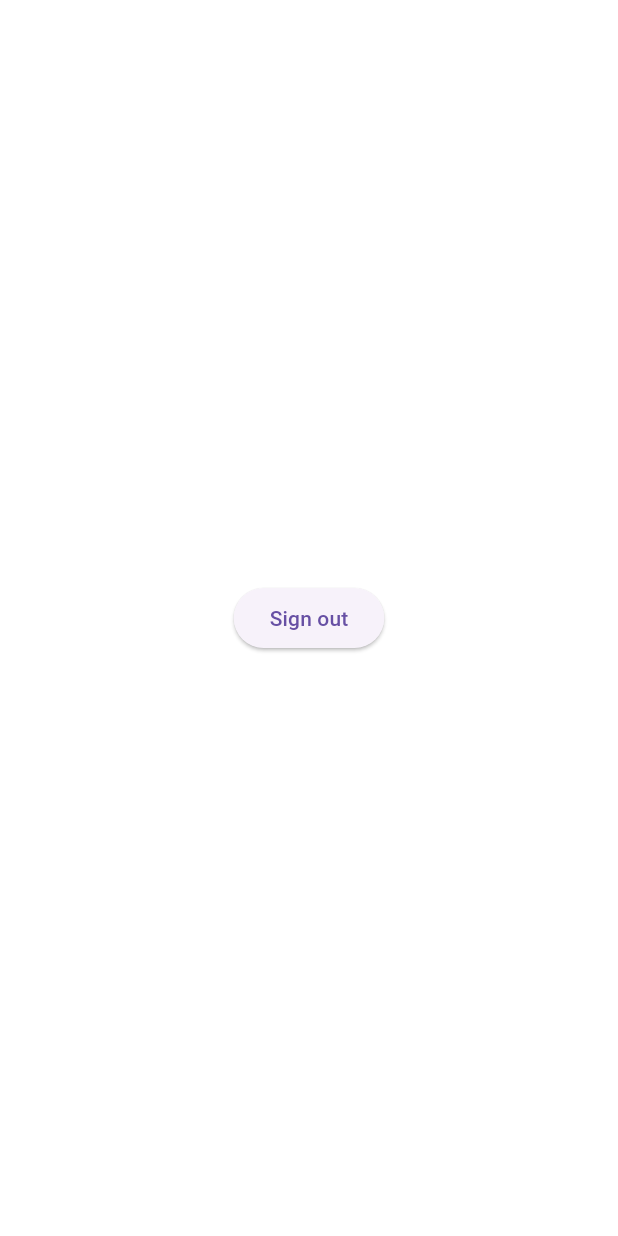
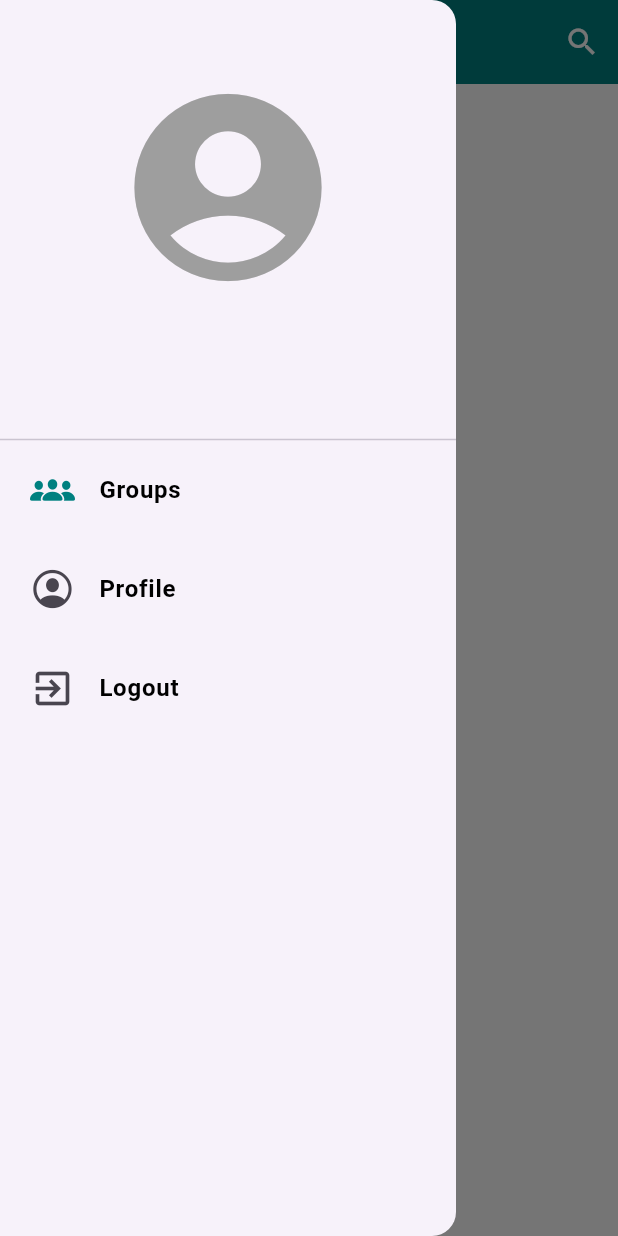
Before and after one commit to Sunichiii/dalal-app, a Flutter app: the HomePage screen opened directly, with the side drawer open (before the commit the screen has no drawer), on a phone screen of 412 x 824 dp. Run offline on Flutter 3.47's test engine with Material 3 defaults, Android fonts, the phone set to English and light mode, and no system bars; our stand-ins replace cloud_firestore, equatable, firebase_auth, firebase_core, flutter_bloc, shared_preferences; accounts and stored records are empty.

```diff
--- a/lib/helper/helper_function.dart
+++ b/lib/helper/helper_function.dart
@@ -19,8 +19,11 @@
 
   static Future<bool> saveUserEmailSF(String userEmail) async {
     SharedPreferences sf = await SharedPreferences.getInstance();
-    return await sf.setString(userEmailKey, userEmail);  // Changed setBool to setString
+    bool isSaved = await sf.setString(userEmailKey, userEmail);
+    print("Saved email: $userEmail - Success: $isSaved");
+    return isSaved;
   }
+
 
   // Getting data from SharedPreferences
   static Future<bool?> getUserLoggedInStatus() async {
@@ -35,6 +38,9 @@
 
   static Future<String?> getUserEmailSF() async {
     SharedPreferences sf = await SharedPreferences.getInstance();
-    return sf.getString(userEmailKey);  // Fetching the user email
+    String? email = sf.getString(userEmailKey);
+    print("Retrieved email: $email");
+    return email;
   }
+
 }
--- a/lib/main.dart
+++ b/lib/main.dart
@@ -3,9 +3,9 @@
 import 'package:flutter/foundation.dart';
 import 'package:flutter_bloc/flutter_bloc.dart';
 import 'package:groupie_v2/helper/helper_function.dart';
-import 'package:groupie_v2/pages/auth/login/login/login_bloc.dart';
+import 'package:groupie_v2/pages/auth/login/bloc/login_bloc.dart';
 import 'package:groupie_v2/pages/auth/login/login_page.dart';
-import 'package:groupie_v2/pages/auth/register/register_bloc.dart';
+import 'package:groupie_v2/pages/auth/register/bloc/register_bloc.dart';
 import 'package:groupie_v2/pages/home_page.dart';
 import 'package:groupie_v2/services/auth_services.dart';
 import 'package:groupie_v2/shared/constants.dart';
--- a/lib/pages/auth/login/bloc/login_bloc.dart
+++ b/lib/pages/auth/login/bloc/login_bloc.dart
@@ -26,7 +26,7 @@
           uid: FirebaseAuth.instance.currentUser!.uid,
         ).gettingUserData(event.email);
 
-        // Save login status
+        // Save bloc status
         await HelperFunctions.saveUserLoggedInStatus(true);
         await HelperFunctions.saveUserEmailSF(event.email);
         await HelperFunctions.saveUserNameSF(snapshot.docs[0]['fullName']);
--- a/lib/pages/auth/register/register_page.dart
+++ b/lib/pages/auth/register/register_page.dart
@@ -2,9 +2,9 @@
 import 'package:flutter/material.dart';
 import 'package:flutter_bloc/flutter_bloc.dart';
 import 'package:groupie_v2/pages/auth/login/login_page.dart';
-import 'package:groupie_v2/pages/auth/register/register_bloc.dart';
-import 'package:groupie_v2/pages/auth/register/register_event.dart';
-import 'package:groupie_v2/pages/auth/register/register_state.dart';
+import 'package:groupie_v2/pages/auth/register/bloc/register_bloc.dart';
+import 'package:groupie_v2/pages/auth/register/bloc/register_event.dart';
+import 'package:groupie_v2/pages/auth/register/bloc/register_state.dart';
 import 'package:groupie_v2/pages/home_page.dart';
 import '../../../widgets/widgets.dart';
 
--- a/lib/pages/home_page.dart
+++ b/lib/pages/home_page.dart
@@ -1,23 +1,185 @@
+import 'package:flutter/cupertino.dart';
 import 'package:flutter/material.dart';
+import 'package:flutter_bloc/flutter_bloc.dart';
+import 'package:groupie_v2/pages/auth/login/login_page.dart';
+import 'package:groupie_v2/pages/profile/profile_bloc.dart';
+import 'package:groupie_v2/pages/profile/profile_event.dart';
+import 'package:groupie_v2/pages/profile/profile_page.dart';
+import 'package:groupie_v2/pages/profile/profile_state.dart';
+import 'package:groupie_v2/pages/search_page.dart';
 import 'package:groupie_v2/services/auth_services.dart';
 
-class HomePage extends StatefulWidget {
+class HomePage extends StatelessWidget {
   const HomePage({super.key});
 
   @override
-  State<HomePage> createState() => _HomePageState();
-}
-
-class _HomePageState extends State<HomePage> {
-  AuthService authService = AuthService();
-  @override
   Widget build(BuildContext context) {
-    return Scaffold(
-      body: Center(
-        child: ElevatedButton(onPressed: (){
-          authService.signOut();
-        }, child: Text("Sign out")),
+    return BlocProvider(
+      create:
+          (context) =>
+              ProfileBloc(authService: AuthService())..add(FetchProfileData()),
+      child: Scaffold(
+        appBar: AppBar(
+          actions: [
+            IconButton(
+              onPressed: () {
+                Navigator.push(
+                  context,
+                  MaterialPageRoute(builder: (context) => SearchPage()),
+                );
+              },
+              icon: Icon(Icons.search),
+              color: Colors.white,
+            ),
+          ],
+          elevation: 0,
+          backgroundColor: Theme.of(context).primaryColor,
+          centerTitle: true,
+          title: Text(
+            "Groups",
+            style: TextStyle(
+              color: Colors.white,
+              fontSize: 27,
+              fontWeight: FontWeight.bold,
+            ),
+          ),
+        ),
+        drawer: _buildDrawer(context),
+        body: Center(
+          child: Text("Home Page Content Here"),
+        ), // Replace with your home page content
       ),
     );
   }
+
+  Widget _buildDrawer(BuildContext context) {
+    return Drawer(
+      child: BlocBuilder<ProfileBloc, ProfileState>(
+        builder: (context, state) {
+          String userName = "Loading...";
+          String email = "Loading...";
+
+          if (state is ProfileLoaded) {
+            userName = state.userName;
+            email = state.email;
+          } else if (state is ProfileError) {
+            userName = "Error";
+            email = "Error";
+          }
+
+          return ListView(
+            padding: EdgeInsets.symmetric(vertical: 50),
+            children: <Widget>[
+              Icon(Icons.account_circle, size: 150, color: Colors.grey),
+              SizedBox(height: 15),
+              Text(
+                userName,
+                textAlign: TextAlign.center,
+                style: TextStyle(fontWeight: FontWeight.bold),
+              ),
+              SizedBox(height: 5),
+              Text(
+                email,
+                textAlign: TextAlign.center,
+                style: TextStyle(color: Colors.grey),
+              ),
+              SizedBox(height: 30),
+              const Divider(height: 2),
+
+              // Groups Page
+              ListTile(
+                onTap: () {},
+                selectedColor: Theme.of(context).primaryColor,
+                selected: true,
+                contentPadding: EdgeInsets.symmetric(
+                  horizontal: 20,
+                  vertical: 5,
+                ),
+                leading: Icon(CupertinoIcons.group_solid, size: 30),
+                title: Text(
+                  "Groups",
+                  style: TextStyle(
+                    color: Colors.black,
+                    fontWeight: FontWeight.bold,
+                  ),
+                ),
+              ),
+
+              // Profile Page
+              ListTile(
+                onTap: () {
+                  Navigator.push(
+                    context,
+                    MaterialPageRoute(builder: (context) => ProfilePage()),
+                  );
+                },
+                selectedColor: Theme.of(context).primaryColor,
+                contentPadding: EdgeInsets.symmetric(
+                  horizontal: 20,
+                  vertical: 5,
+                ),
+                leading: Icon(CupertinoIcons.profile_circled, size: 30),
+                title: Text(
+                  "Profile",
+                  style: TextStyle(
+                    color: Colors.black,
+                    fontWeight: FontWeight.bold,
+                  ),
+                ),
+              ),
+
+              // Logout Option
+              ListTile(
+                onTap: () => _showLogoutDialog(context),
+                selectedColor: Theme.of(context).primaryColor,
+                contentPadding: EdgeInsets.symmetric(
+                  horizontal: 20,
+                  vertical: 5,
+                ),
+                leading: Icon(Icons.exit_to_app, size: 30),
+                title: Text(
+                  "Logout",
+                  style: TextStyle(
+                    color: Colors.black,
+                    fontWeight: FontWeight.bold,
+                  ),
+                ),
+              ),
+            ],
+          );
+        },
+      ),
+    );
+  }
+
+  void _showLogoutDialog(BuildContext context) {
+    showDialog(
+      barrierDismissible: false,
+      context: context,
+      builder: (context) {
+        return AlertDialog(
+          title: Text("Logout", style: TextStyle(fontWeight: FontWeight.bold)),
+          content: Text("Are you sure you want to Logout?"),
+          actions: [
+            TextButton(
+              onPressed: () => Navigator.pop(context),
+              child: Text("Cancel", style: TextStyle(color: Colors.red)),
+            ),
+            TextButton(
+              onPressed: () {
+                context.read<ProfileBloc>().add(LogoutUser());
+                Navigator.pop(context);
+                Navigator.pushAndRemoveUntil(
+                  context,
+                  MaterialPageRoute(builder: (context) => LoginPage()),
+                  (route) => false,
+                );
+              },
+              child: Text("Logout", style: TextStyle(color: Colors.green)),
+            ),
+          ],
+        );
+      },
+    );
+  }
 }
--- /dev/null
+++ b/lib/pages/profile/profile_bloc.dart
@@ -0,0 +1,43 @@
+import 'package:flutter_bloc/flutter_bloc.dart';
+import 'package:groupie_v2/helper/helper_function.dart';
+import 'package:groupie_v2/services/auth_services.dart';
+import 'profile_event.dart';
+import 'profile_state.dart';
+
+class ProfileBloc extends Bloc<ProfileEvent, ProfileState> {
+  final AuthService authService;
+
+  ProfileBloc({required this.authService}) : super(ProfileInitial()) {
+    on<FetchProfileData>(_onFetchProfileData);
+    on<LogoutUser>(_onLogoutUser);
+  }
+
+  // Fetch user profile data
+  Future<void> _onFetchProfileData(
+      FetchProfileData event, Emitter<ProfileState> emit) async {
+    emit(ProfileLoading());
+
+    try {
+      String? userName = await HelperFunctions.getUserNameSF();
+      String? email = await HelperFunctions.getUserEmailSF();
+
+      if (userName != null && email != null) {
+        emit(ProfileLoaded(userName: userName, email: email));
+      } else {
+        emit(ProfileError(message: "Failed to fetch user data"));
+      }
+    } catch (e) {
+      emit(ProfileError(message: e.toString()));
+    }
+  }
+
+  // Handle Logout
+  Future<void> _onLogoutUser(LogoutUser event, Emitter<ProfileState> emit) async {
+    try {
+      await authService.signOut();
+      emit(ProfileLoggedOut());
+    } catch (e) {
+      emit(ProfileError(message: "Logout failed. Please try again."));
+    }
+  }
+}
--- /dev/null
+++ b/lib/pages/profile/profile_event.dart
@@ -0,0 +1,12 @@
+import 'package:equatable/equatable.dart';
+
+abstract class ProfileEvent extends Equatable {
+  @override
+  List<Object?> get props => [];
+}
+
+// Fetch profile data (name & email)
+class FetchProfileData extends ProfileEvent {}
+
+// Logout user
+class LogoutUser extends ProfileEvent {}
--- /dev/null
+++ b/lib/pages/profile/profile_state.dart
@@ -0,0 +1,36 @@
+import 'package:equatable/equatable.dart';
+
+abstract class ProfileState extends Equatable {
+  @override
+  List<Object?> get props => [];
+}
+
+// Initial state
+class ProfileInitial extends ProfileState {}
+
+// Loading state
+class ProfileLoading extends ProfileState {}
+
+// Loaded state with user data
+class ProfileLoaded extends ProfileState {
+  final String userName;
+  final String email;
+
+  ProfileLoaded({required this.userName, required this.email});
+
+  @override
+  List<Object?> get props => [userName, email];
+}
+
+// Logout state
+class ProfileLoggedOut extends ProfileState {}
+
+// Error state
+class ProfileError extends ProfileState {
+  final String message;
+
+  ProfileError({required this.message});
+
+  @override
+  List<Object?> get props => [message];
+}
```
Also changed, not shown: lib/pages/profile/profile_page.dart (added, +187 -0 lines), lib/pages/search_page.dart (added, +17 -0 lines), lib/services/auth_services.dart (+20 -9 lines).
